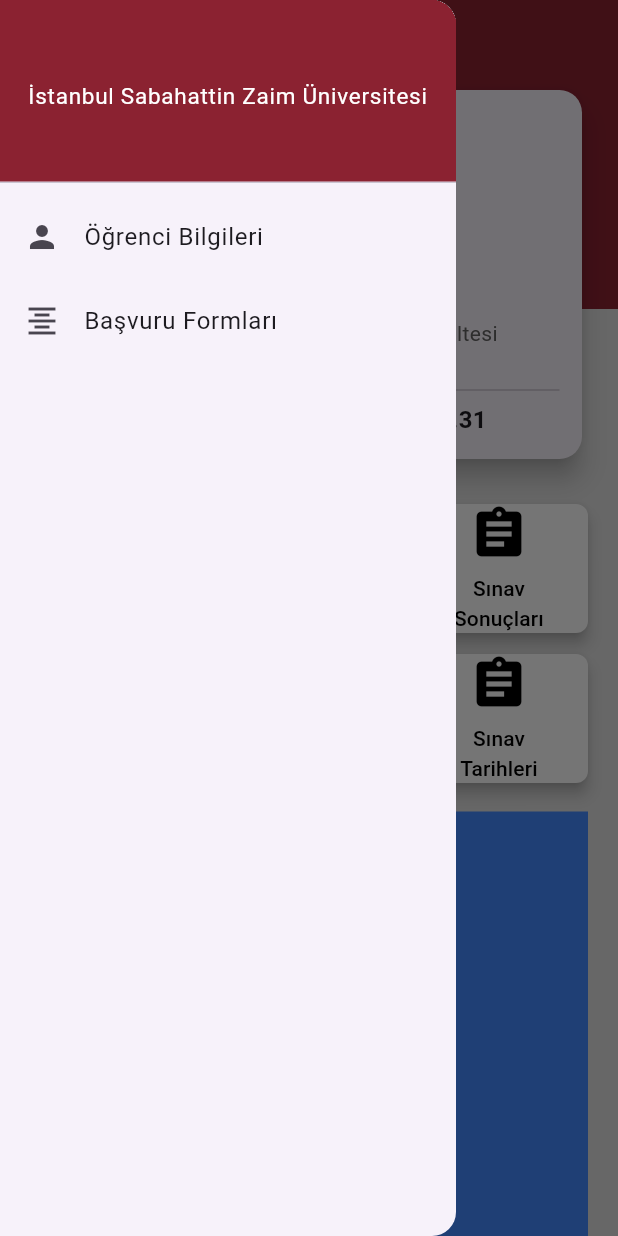
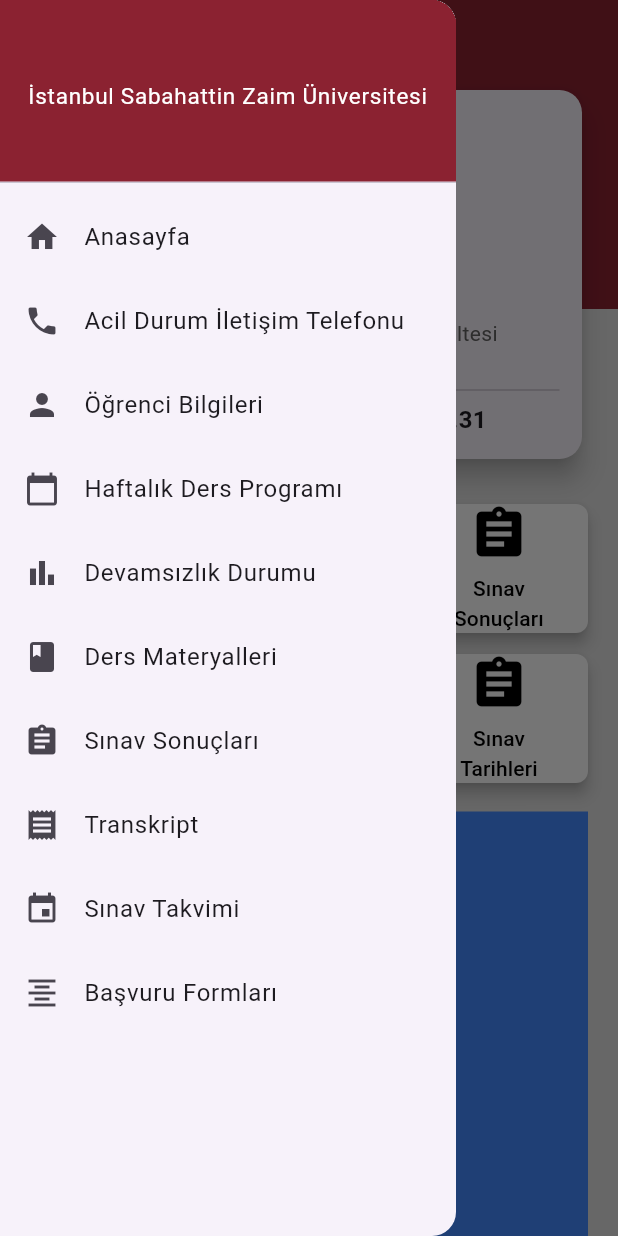
Before and after one commit to busrabetus/izu-mobil, a Flutter app: the HomePage screen opened directly, with the side drawer open, on a phone screen of 412 x 824 dp. Run offline on Flutter 3.47's test engine with Material 3 defaults, Android fonts, the phone set to English and light mode, and no system bars.

Commit message:
drawer tüm sayfalara eklendi

```diff
--- a/lib/screens/homepage.dart
+++ b/lib/screens/homepage.dart
@@ -1,6 +1,14 @@
 import 'package:flutter/material.dart';
 import 'package:izukbs/screens/ogrencibilgileri.dart';
 import 'package:izukbs/screens/formpage.dart';
+import 'package:izukbs/screens/sinavsonuclari.dart';
+import 'package:izukbs/screens/sinavtakvimi.dart';
+import 'package:izukbs/screens/transkript.dart';
+
+import 'acildurumtelno.dart';
+import 'dersmateryalleri.dart';
+import 'dersprogrami.dart';
+import 'devamsizlikdurumu.dart';
 
 void main() {
   runApp(const MyApp());
@@ -48,12 +56,92 @@
               ),
             ),
             ListTile(
+              leading: Icon(Icons.home),
+              title: Text('Anasayfa'),
+              onTap: () {
+                Navigator.push(
+                  context,
+                  MaterialPageRoute(builder: (context) => HomePage()),
+                );
+              },
+            ),
+            ListTile(
+              leading: Icon(Icons.phone),
+              title: Text('Acil Durum İletişim Telefonu'),
+              onTap: () {
+                Navigator.push(
+                  context,
+                  MaterialPageRoute(builder: (context) => acildurumtelno()),
+                );
+              },
+            ),
+            ListTile(
               leading: Icon(Icons.person),
               title: Text('Öğrenci Bilgileri'),
               onTap: () {
                 Navigator.push(
                   context,
                   MaterialPageRoute(builder: (context) => ogrencibilgileri()),
+                );
+              },
+            ),
+            ListTile(
+              leading: Icon(Icons.calendar_today),
+              title: Text('Haftalık Ders Programı'),
+              onTap: () {
+                Navigator.push(
+                  context,
+                  MaterialPageRoute(builder: (context) => dersprogrami()),
+                );
+              },
+            ),
+            ListTile(
+              leading: Icon(Icons.bar_chart),
+              title: Text('Devamsızlık Durumu'),
+              onTap: () {
+                Navigator.push(
+                  context,
+                  MaterialPageRoute(builder: (context) => devamsizlikdurumu()),
+                );
+              },
+            ),
+            ListTile(
+              leading: Icon(Icons.book),
+              title: Text('Ders Materyalleri'),
+              onTap: () {
+                Navigator.push(
+                  context,
+                  MaterialPageRoute(builder: (context) => dersmateryalleri()),
+                );
+              },
+            ),
+            ListTile(
+              leading: Icon(Icons.assignment),
+              title: Text('Sınav Sonuçları'),
+              onTap: () {
+                Navigator.push(
+                  context,
+                  MaterialPageRoute(builder: (context) => sinavsonuclari()),
+                );
+              },
+            ),
+            ListTile(
+              leading: Icon(Icons.receipt),
+              title: Text('Transkript'),
+              onTap: () {
+                Navigator.push(
+                  context,
+                  MaterialPageRoute(builder: (context) => transkript()),
+                );
+              },
+            ),
+            ListTile(
+              leading: Icon(Icons.event),
+              title: Text('Sınav Takvimi'),
+              onTap: () {
+                Navigator.push(
+                  context,
+                  MaterialPageRoute(builder: (context) => sinavtakvimi()),
                 );
               },
             ),
```
